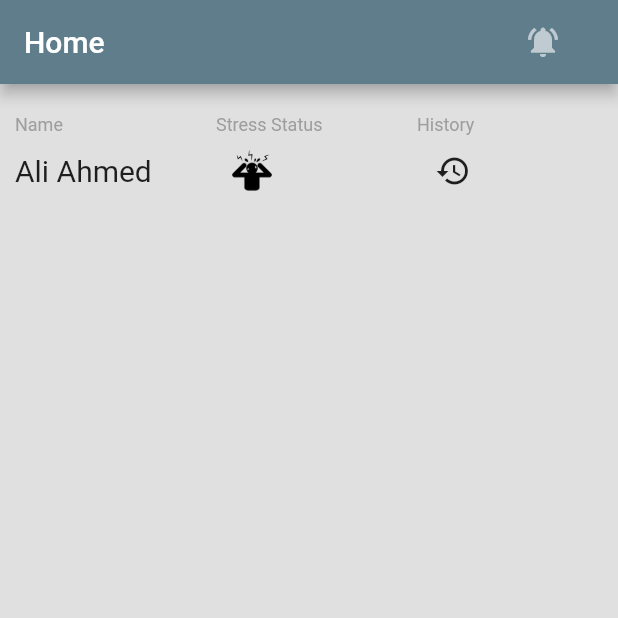
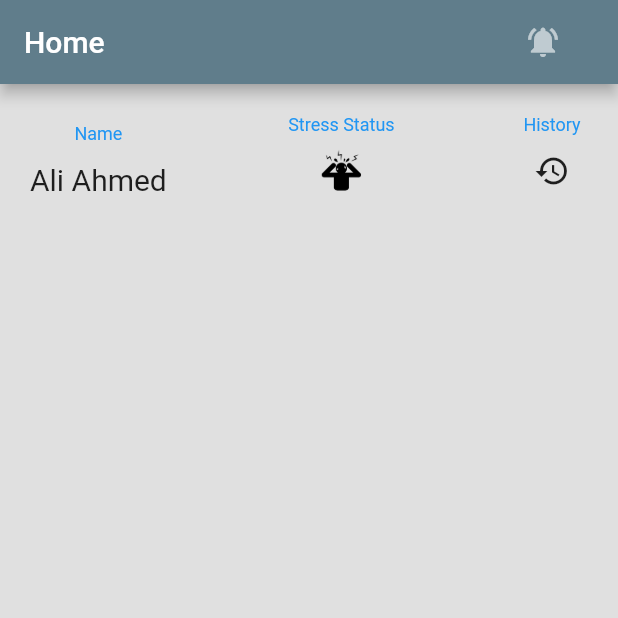
Before and after one commit to Abdullah-yasir/stress-tracker-flutter, a Flutter app: the StressStatusScreen screen opened directly, on a phone screen of 412 x 824 dp, the top half of it. Run offline on Flutter 3.47's test engine with Material 2 defaults, Android fonts, the phone set to English and light mode, and no system bars; our stand-ins replace flutter_calendar_carousel.

Commit message:
centered items in status screen

```diff
--- a/lib/screens/stress_status.dart
+++ b/lib/screens/stress_status.dart
@@ -31,38 +31,24 @@ class _StressStatusScreenState extends State<StressStatusScreen> {
         ],
       ),
       body: Container(
-        padding: const EdgeInsets.only(left: 10),
+        padding: const EdgeInsets.symmetric(horizontal: 20),
         child: Column(
           mainAxisAlignment: MainAxisAlignment.start,
           crossAxisAlignment: CrossAxisAlignment.stretch,
           children: [
             const SizedBox(height: 20),
-            // Padding(
-            //   padding: const EdgeInsets.all(8.0),
-            //   child: Container(
-            //     height: 80,
-            //     child: Row(
-            //       crossAxisAlignment: CrossAxisAlignment.center,
-            //       mainAxisAlignment: MainAxisAlignment.spaceBetween,
-            //       children: [
-            //         Icon(Icons.power_settings_new),
-            //         Icon(Icons.notifications_active),
-            //       ],
-            //     ),
-            //   ),
-            // ),
-
-            Table(
+            Column(
               children: [
-                TableRow(
+                Row(
+                  mainAxisAlignment: MainAxisAlignment.spaceBetween,
+                  crossAxisAlignment: CrossAxisAlignment.center,
                   children: [
-                    TableCell(
-                      child: Column(
-                        crossAxisAlignment: CrossAxisAlignment.start,
+                    Column(
+                      crossAxisAlignment: CrossAxisAlignment.center,
                       children: const [
                         Text(
                           'Name',
-                            style: TextStyle(fontSize: 12, color: Colors.grey),
+                          style: TextStyle(fontSize: 12, color: Colors.blue),
                         ),
                         SizedBox(
                           height: 12,
@@ -72,7 +58,6 @@ class _StressStatusScreenState extends State<StressStatusScreen> {
                           style: TextStyle(fontSize: 20),
                         ),
                       ],
-                      ),
                     ),
                     // const TableCell(
                     //   child: Text(
@@ -86,13 +71,12 @@ class _StressStatusScreenState extends State<StressStatusScreen> {
                     //       icon:
                     //           const Icon(Icons.signal_cellular_4_bar_outlined)),
                     // ),
-                    TableCell(
-                      child: Column(
-                        crossAxisAlignment: CrossAxisAlignment.start,
+                    Column(
+                      crossAxisAlignment: CrossAxisAlignment.center,
                       children: [
                         const Text(
                           'Stress Status',
-                            style: TextStyle(fontSize: 12, color: Colors.grey),
+                          style: TextStyle(fontSize: 12, color: Colors.blue),
                         ),
                         IconButton(
                           onPressed: () {},
@@ -105,14 +89,12 @@ class _StressStatusScreenState extends State<StressStatusScreen> {
                         ),
                       ],
                     ),
-                    ),
-                    TableCell(
-                      child: Column(
-                        crossAxisAlignment: CrossAxisAlignment.start,
+                    Column(
+                      crossAxisAlignment: CrossAxisAlignment.center,
                       children: [
                         const Text(
                           'History',
-                            style: TextStyle(fontSize: 12, color: Colors.grey),
+                          style: TextStyle(fontSize: 12, color: Colors.blue),
                         ),
                         IconButton(
                             icon: const Icon(Icons.history),
@@ -120,7 +102,6 @@ class _StressStatusScreenState extends State<StressStatusScreen> {
                               Navigator.pushNamed(context, Routes.CALENDAR);
                             }),
                       ],
-                      ),
                     ),
                   ],
                 ),
```
Also changed, not shown: pubspec.lock, 1 other file. Lines whose indentation alone changed are shown as unchanged.
